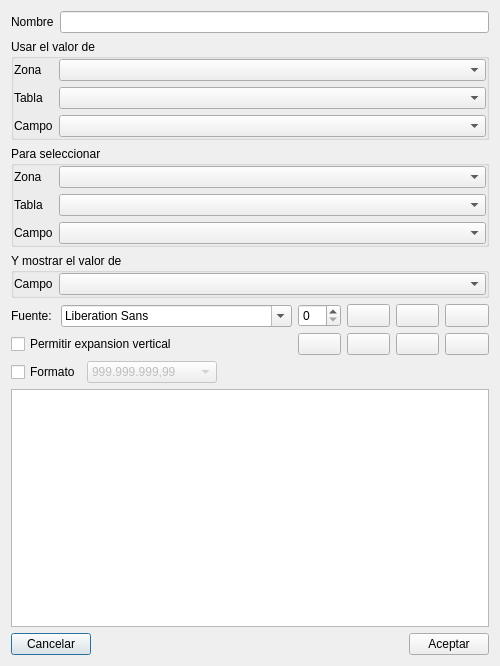
Qt form Report/editrelationalfield.ui (kapyderi/recoverdrake-v3) before a commit.
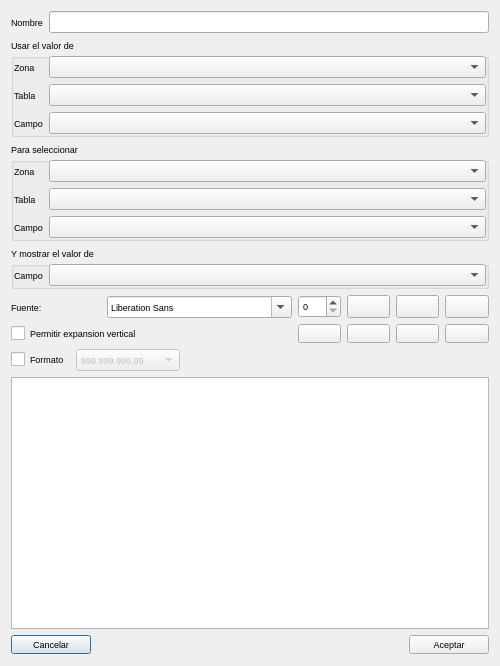
The same form after that commit. Icons and pictures are not drawn.

```diff
--- a/Report/editrelationalfield.ui
+++ b/Report/editrelationalfield.ui
@@ -10,6 +10,11 @@
     <height>666</height>
    </rect>
   </property>
+  <property name="font">
+   <font>
+    <pointsize>7</pointsize>
+   </font>
+  </property>
   <property name="windowTitle">
    <string>Dialog</string>
   </property>
```
